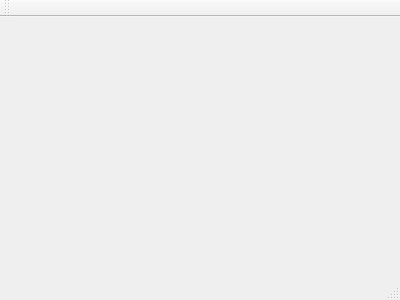
First picture: the form in QtMessengerDemo/mainwindow.ui, repository cal-roboops/F2017_Decal, before the edit.
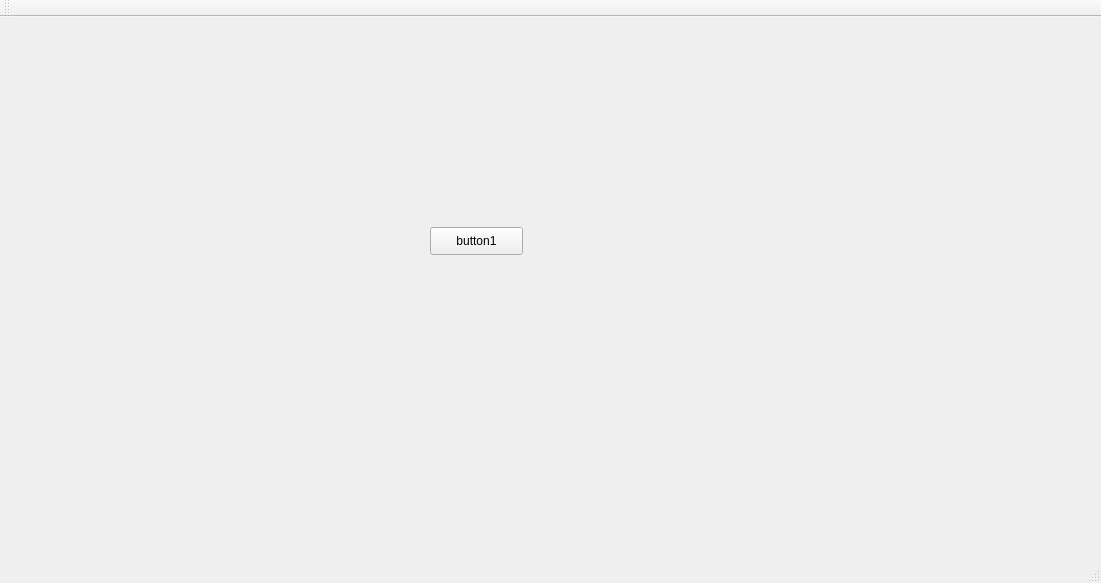
Second picture: the form after the edit.

Commit message: added button that prints to debud

The edit to the form file:
```diff
--- a/QtMessengerDemo/mainwindow.ui
+++ b/QtMessengerDemo/mainwindow.ui
@@ -1,24 +1,53 @@
 <ui version="4.0">
  <class>MainWindow</class>
- <widget class="QMainWindow" name="MainWindow" >
-  <property name="geometry" >
+ <widget class="QMainWindow" name="MainWindow">
+  <property name="geometry">
    <rect>
     <x>0</x>
     <y>0</y>
-    <width>400</width>
-    <height>300</height>
+    <width>1101</width>
+    <height>583</height>
    </rect>
   </property>
   <property name="windowTitle" >
    <string>MainWindow</string>
   </property>
-  <widget class="QMenuBar" name="menuBar" />
-  <widget class="QToolBar" name="mainToolBar" />
-  <widget class="QWidget" name="centralWidget" />
-  <widget class="QStatusBar" name="statusBar" />
+  <widget class="QWidget" name="centralWidget">
+   <widget class="QPushButton" name="button1">
+    <property name="geometry">
+     <rect>
+      <x>430</x>
+      <y>210</y>
+      <width>93</width>
+      <height>28</height>
+     </rect>
+    </property>
+    <property name="text">
+     <string>button1</string>
+    </property>
+   </widget>
+  </widget>
+  <widget class="QMenuBar" name="menuBar">
+   <property name="geometry">
+    <rect>
+     <x>0</x>
+     <y>0</y>
+     <width>1101</width>
+     <height>21</height>
+    </rect>
+   </property>
+  </widget>
+  <widget class="QToolBar" name="mainToolBar">
+   <attribute name="toolBarArea">
+    <enum>TopToolBarArea</enum>
+   </attribute>
+   <attribute name="toolBarBreak">
+    <bool>false</bool>
+   </attribute>
+  </widget>
+  <widget class="QStatusBar" name="statusBar"/>
  </widget>
- <layoutDefault spacing="6" margin="11" />
- <pixmapfunction></pixmapfunction>
+ <layoutdefault spacing="6" margin="11"/>
  <resources/>
  <connections/>
 </ui>
```
Left out of the diff: 3 changed lines with no effect on the pictures. The commit also changes 2 other files.
